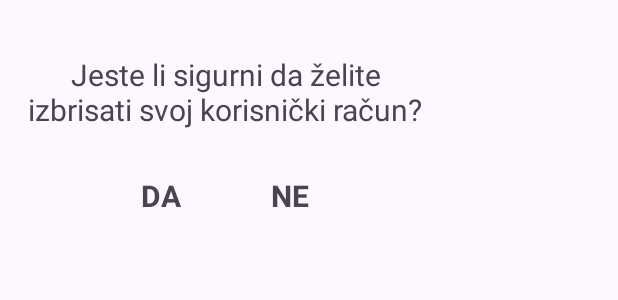
After one commit to 9helix/FIDIT-Careers, an Android app: the layout fragment_delete_account.xml on its own in the app's theme, with its tools: preview values and no code run, on a phone screen of 412 x 824 dp. The commit adds this screen. Shown: the top 300 px of the screen. Run offline under Robolectric (Android 15) with nearby library versions, the phone set to English and light mode, and no system bars.

Commit message:
Added student and employer account deletion functionality

```diff
--- a/app/src/main/java/hr/uniri/fiditcareers/DeletePost.java
+++ b/app/src/main/java/hr/uniri/fiditcareers/DeletePost.java
@@ -7,7 +7,6 @@ import androidx.annotation.Nullable;
 import androidx.fragment.app.DialogFragment;
 import androidx.room.Room;
 
-import android.util.Log;
 import android.view.LayoutInflater;
 import android.view.View;
 import android.view.ViewGroup;
--- a/app/src/main/java/hr/uniri/fiditcareers/DetailPost.java
+++ b/app/src/main/java/hr/uniri/fiditcareers/DetailPost.java
@@ -57,7 +57,7 @@ public class DetailPost extends Fragment {
             @Override
             public void onClick(View v) {
                 PostsDisplayStudent homeFragment = new PostsDisplayStudent();
-                getFragmentManager().beginTransaction().replace(R.id.fragment_container, homeFragment).commit();
+                getActivity().getSupportFragmentManager().beginTransaction().replace(R.id.fragment_container, homeFragment).commit();
             }
         });
 
@@ -90,6 +90,7 @@ public class DetailPost extends Fragment {
                 appliedButton.setVisibility(View.VISIBLE);
                 Log.d("appliedStudents apply", post.appliedStudentIds);
             });
+
             appliedButton.setOnClickListener(v -> new Thread(() -> {
                 // Retrieve the current student's email
                 String currentStudentEmail1 = ((GlobalVariable) getActivity().getApplication()).getEmail();
--- a/app/src/main/java/hr/uniri/fiditcareers/PostDao.java
+++ b/app/src/main/java/hr/uniri/fiditcareers/PostDao.java
@@ -17,6 +17,9 @@ public interface PostDao {
     @Query("SELECT * FROM Post WHERE `Employer Id` = :id")
     List<Post> getPostsByEmployerId(int id);
 
+    @Query("DELETE FROM Post WHERE `Employer Id` = :id")
+    void deletePostsByEmployerId(int id);
+
     @Query("SELECT * FROM Post WHERE id = :id")
     Post getPostById(int id);
 
--- a/app/src/main/java/hr/uniri/fiditcareers/StudentDao.java
+++ b/app/src/main/java/hr/uniri/fiditcareers/StudentDao.java
@@ -14,6 +14,9 @@ public interface StudentDao {
     @Query("SELECT * FROM Student WHERE `E-mail` = :email")
     Student getStudentByEmail(String email);
 
+    @Query("DELETE FROM Student WHERE `E-mail` = :email")
+    void deleteStudentByEmail(String email);
+
     @Query("SELECT * FROM Student WHERE id = :id")
     Student getStudentById(int id);
 
--- /dev/null
+++ b/app/src/main/res/layout/fragment_delete_account.xml
@@ -0,0 +1,50 @@
+<?xml version="1.0" encoding="utf-8"?>
+<FrameLayout xmlns:android="http://schemas.android.com/apk/res/android"
+    xmlns:tools="http://schemas.android.com/tools"
+    android:layout_width="match_parent"
+    android:layout_height="match_parent"
+    tools:context=".DeleteAccount">
+
+    <LinearLayout
+        android:layout_width="300dp"
+        android:layout_height="170dp"
+        android:orientation="vertical"
+        android:gravity="center">
+
+        <TextView
+            android:layout_width="match_parent"
+            android:layout_height="wrap_content"
+            android:gravity="center"
+            android:padding="10dp"
+            android:text="Jeste li sigurni da želite izbrisati svoj korisnički račun?"
+            android:textSize="20dp" />
+
+        <LinearLayout
+            android:layout_width="match_parent"
+            android:layout_height="wrap_content"
+            android:gravity="center"
+            android:layout_marginTop="20dp"
+            android:orientation="horizontal">
+
+            <TextView
+                android:id="@+id/yesBtn"
+                android:layout_width="wrap_content"
+                android:layout_height="wrap_content"
+                android:paddingRight="30dp"
+                android:text="DA"
+                android:textSize="20dp"
+                android:textStyle="bold"/>
+
+            <TextView
+                android:id="@+id/noBtn"
+                android:layout_width="wrap_content"
+                android:layout_height="wrap_content"
+                android:paddingLeft="30dp"
+                android:text="NE"
+                android:textSize="20dp"
+                android:textStyle="bold" />
+        </LinearLayout>
+
+    </LinearLayout>
+
+</FrameLayout>
--- a/app/src/main/res/menu/navbar_menu.xml
+++ b/app/src/main/res/menu/navbar_menu.xml
@@ -22,6 +22,10 @@
 
         <menu>
             <item
+                android:id="@+id/nav_delete"
+                android:icon="@drawable/baseline_delete_24"
+                android:title="Izbriši račun"/>
+            <item
                 android:id="@+id/nav_logout"
                 android:icon="@drawable/baseline_logout_24"
                 android:title="Odjava"/>
--- a/app/src/main/res/values/strings.xml
+++ b/app/src/main/res/values/strings.xml
@@ -2,5 +2,6 @@
     <string name="app_name">FIDIT Careers</string>
     <string name="nav_open">Otvori</string>
     <string name="nav_close">Zatvori</string>
-    <string name="account_id">ID: %1$d</string>
+    <!-- TODO: Remove or change this placeholder text -->
+    <string name="hello_blank_fragment">Hello blank fragment</string>
 </resources>
```
Also changed, not shown: app/src/main/java/hr/uniri/fiditcareers/DashboardEmployer.java (+7 -4 lines), app/src/main/java/hr/uniri/fiditcareers/DashboardStudent.java (+8 -3 lines), app/src/main/java/hr/uniri/fiditcareers/DeleteAccount.java (added, +93 -0 lines), app/src/main/java/hr/uniri/fiditcareers/EmployerDao.java (+4 -3 lines), app/src/main/java/hr/uniri/fiditcareers/EmployerEditFragment.java (+0 -24 lines), app/src/main/java/hr/uniri/fiditcareers/StudentEditFragment.java (+0 -24 lines), app/src/main/res/layout/fragment_employer_edit.xml (+2 -10 lines), app/src/main/res/layout/fragment_student_edit.xml (+2 -10 lines).
